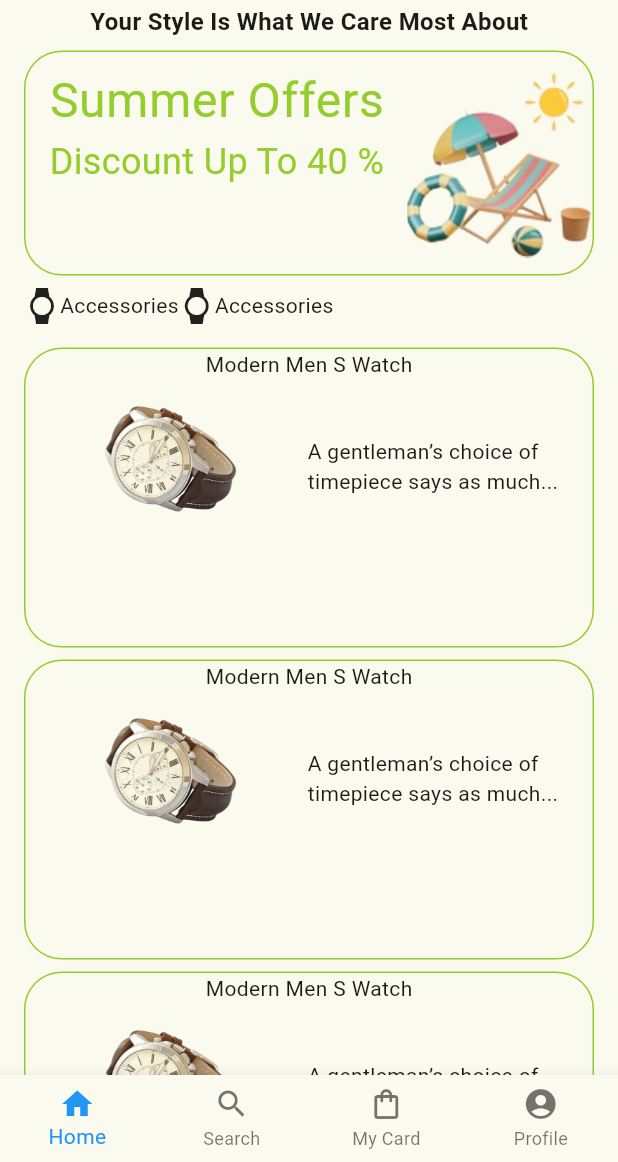
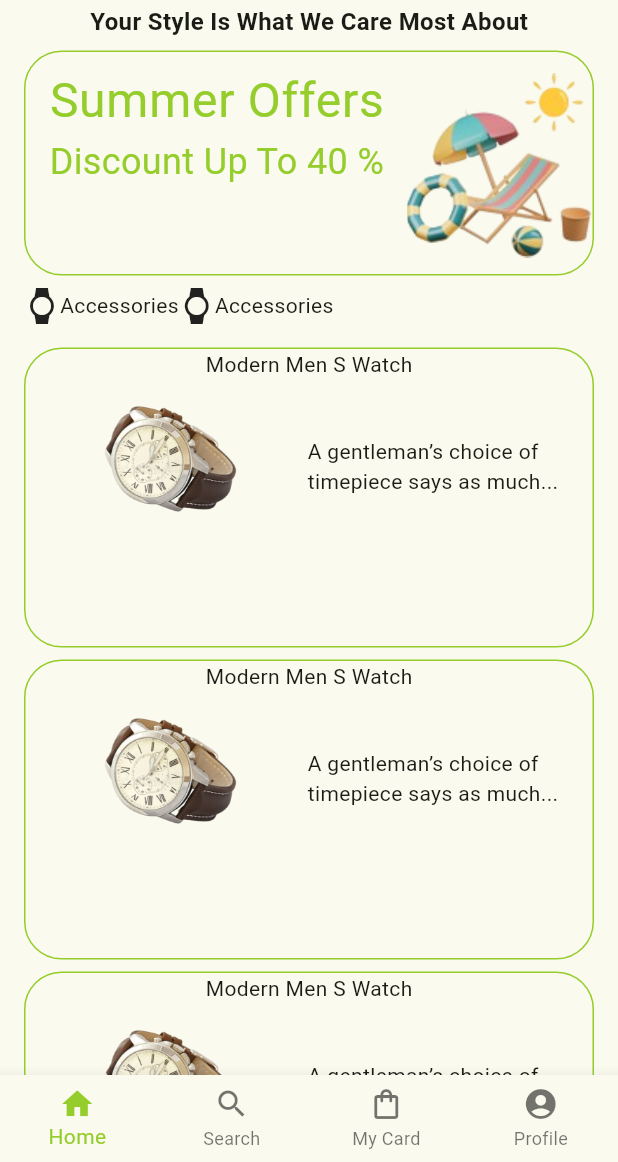
Before and after one commit to yassirsalmi/Ecart, a Flutter app: the MainPage screen opened by its route, on a phone screen of 412 x 824 dp, the part 74-1236 px from its top. Run offline on Flutter 3.47's test engine with Material 3 defaults, Android fonts, the phone set to English and light mode, and no system bars; our stand-ins replace firebase_auth, firebase_core, get; accounts and stored records are empty.

Commit message:
updated the main bottom navigation bar to track changes

```diff
--- a/lib/controllers/main/main_controller.dart
+++ b/lib/controllers/main/main_controller.dart
@@ -4,8 +4,8 @@ class MainPageController extends GetxController {
   final RxInt _selectedIndex = RxInt(0);
 
   void onItemTapped(int index) {
+    // print('Item tapped: $index');
     _selectedIndex.value = index;
-    // Consider additional navigation logic or data fetching if needed
   }
 
   int get selectedIndex => _selectedIndex.value;
--- a/lib/main.dart
+++ b/lib/main.dart
@@ -34,7 +34,7 @@ class MyApp extends StatelessWidget {
           name: '/',
           page: () {
             return FirebaseAuth.instance.currentUser != null
-                ? const HomePage()
+                ? MainPage()
                 : const LoginPage();
           },
         ),
--- a/lib/views/main_page.dart
+++ b/lib/views/main_page.dart
@@ -1,3 +1,4 @@
+import 'package:ecart/constants/colors.dart';
 import 'package:ecart/controllers/main/main_controller.dart';
 import 'package:flutter/material.dart';
 import 'package:get/get.dart';
@@ -13,7 +14,8 @@ class MainPage extends StatelessWidget {
   @override
   Widget build(BuildContext context) {
     return Scaffold(
-      body: IndexedStack(
+        body: Obx(
+          () => IndexedStack(
             index: controller.selectedIndex,
             children: const [
               HomePage(),
@@ -22,7 +24,9 @@ class MainPage extends StatelessWidget {
               ProfilePage(),
             ],
           ),
-      bottomNavigationBar: BottomNavigationBar(
+        ),
+        bottomNavigationBar: Obx(
+          () => BottomNavigationBar(
             type: BottomNavigationBarType.fixed,
             items: const <BottomNavigationBarItem>[
               BottomNavigationBarItem(
@@ -43,9 +47,9 @@ class MainPage extends StatelessWidget {
               ),
             ],
             currentIndex: controller.selectedIndex,
-        selectedItemColor: Colors.blue, // Use GetX theme if preferred
+            selectedItemColor: AppColor.mainColor,
             onTap: controller.onItemTapped,
           ),
-    );
+        ));
   }
 }
```
Lines whose indentation alone changed are shown as unchanged.
